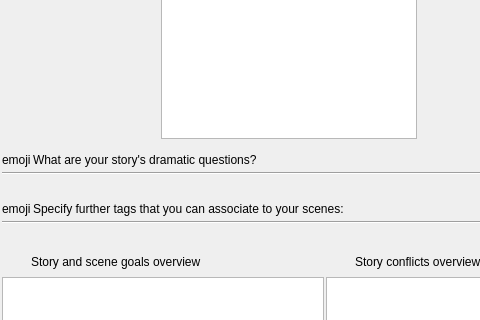
Above: ui/novel_view.ui from zkovari/plotlyst before the change; both pictures show x 0 to 480 and y 110 to 430 of the 650 by 540 pixel window. Below: the same form after it.
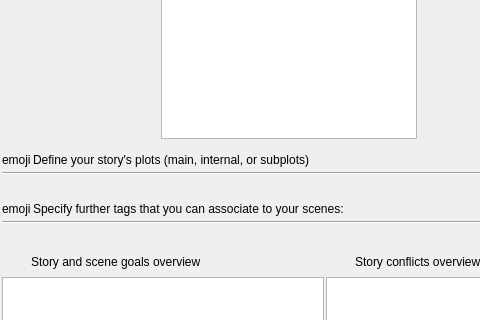
That is the form after the change. Custom widgets are drawn as their Qt base class.

Commit message: Define novel plots

```diff
--- a/ui/novel_view.ui
+++ b/ui/novel_view.ui
@@ -201,7 +201,7 @@
      <item>
       <widget class="QLabel" name="lblStorylinesDescription_2">
        <property name="text">
-        <string>What are your story's dramatic questions?</string>
+        <string>Define your story's plots (main, internal, or subplots)</string>
        </property>
        <property name="wordWrap">
         <bool>false</bool>
```
The commit also changes 11 other files.
